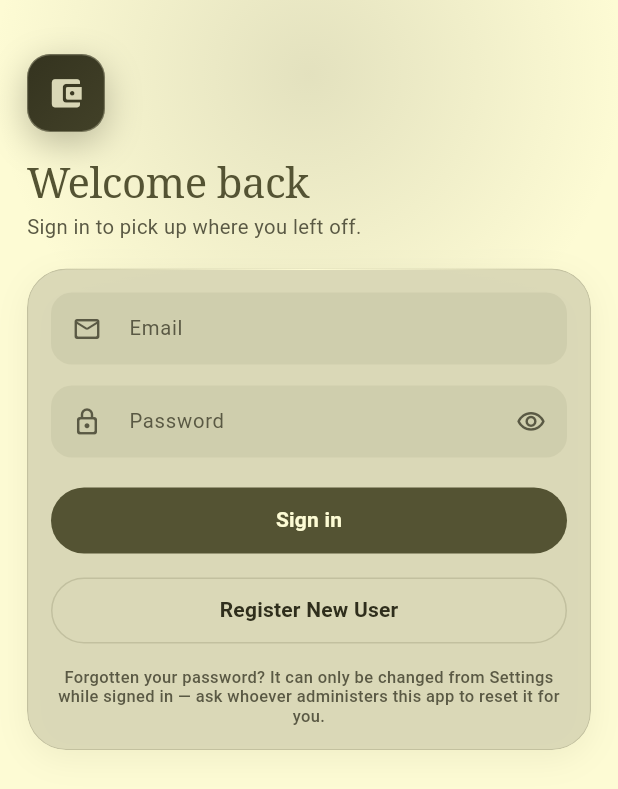
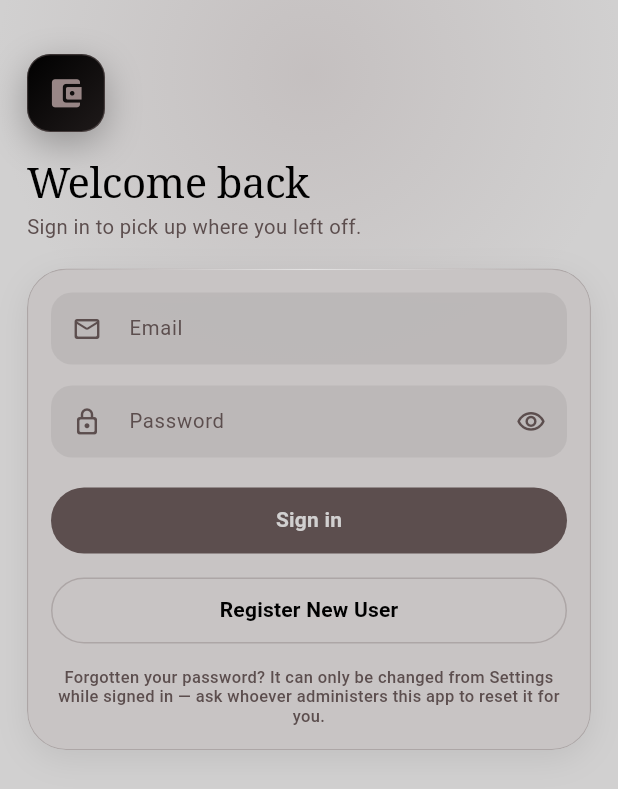
Before and after one commit to balaperformance/expense-tracker, a Flutter app: the screen it shows after launch, on a phone screen of 412 x 824 dp. Shown: the top 789 px of the screen. Run offline on Flutter 3.47's test engine with Material 3 defaults, Android fonts, the phone set to English and light mode, and no system bars; our stand-ins replace fl_chart, flutter_dotenv, image_picker, pdf, share_plus, shared_preferences and 1 more; missing offline and left inert: google_mlkit_text_recognition; accounts and stored records are empty.

Commit message:
Gothic Noir theme
Replace Old Photograph with Gothic Noir: light gray page, black ink and
hero, dark-taupe primary for buttons, navigation and secondary text,
taupe secondary accent. Cards are taupe washed 15% into the light gray,
capped where dark-taupe text still reads at AA; exact taupe (2.2:1 on
the page) is used where it reads — on black and in dark mode. Dark mode
is a true-black page with taupe-black cards. Headings return to the
body ink.

Charts keep Pastel Garden; exact blush is 1.0:1 on the tinted cards, so
the light theme deepens that one slice (same hue).

Co-Authored-By: Claude Opus 5.5 <noreply@anthropic.com>

```diff
--- a/lib/core/theme/app_glass.dart
+++ b/lib/core/theme/app_glass.dart
@@ -97,26 +97,26 @@ class AppGlass {
 
   static const GlassTokens light = GlassTokens(
     isDark: false,
-    // The palette's beige with a touch of translucency, laid over the cream
-    // page like a mount card under an old print.
-    fill: Color(0xF0D9D7B6),
-    fillStrong: Color(0xFAD9D7B6),
-    sunken: Color(0x14545333),
-    // A cream highlight along the top; a deep-olive hairline around the rest.
-    borderTop: Color(0xFFFDFBD4),
-    borderBottom: Color(0x2E545333),
+    // The taupe-tinted card colour with a touch of translucency, a shade
+    // below the light gray page.
+    fill: Color(0xF0C8C4C4),
+    fillStrong: Color(0xFAC8C4C4),
+    sunken: Color(0x0F000000),
+    // A pale highlight along the top; a dark-taupe hairline around the rest.
+    borderTop: Color(0xFFE4E3E3),
+    borderBottom: Color(0x405C4E4E),
     blur: blurBar,
-    // Soft olive shadows, kept faint: the beige step does most of the work.
+    // Neutral shadows, kept faint: the tint step does most of the work.
     shadow: <BoxShadow>[
       BoxShadow(
-        color: Color(0x14545333),
+        color: Color(0x14000000),
         blurRadius: 18,
         offset: Offset(0, 6),
       ),
     ],
     shadowStrong: <BoxShadow>[
       BoxShadow(
-        color: Color(0x29545333),
+        color: Color(0x26000000),
         blurRadius: 34,
         offset: Offset(0, 14),
       ),
@@ -125,13 +125,13 @@ class AppGlass {
 
   static const GlassTokens dark = GlassTokens(
     isDark: true,
-    // Lifted olive-black, not a black veil. A translucent black over a
-    // near-black page produces no surface at all.
-    fill: Color(0xD92C2C1F),
-    fillStrong: Color(0xF52A2A1D),
-    sunken: Color(0x1AFDFBD4),
-    borderTop: Color(0x29FDFBD4),
-    borderBottom: Color(0x17FDFBD4),
+    // Lifted taupe-black, not a black veil: over the true-black page a
+    // translucent black would produce no surface at all.
+    fill: Color(0xD91E1A1A),
+    fillStrong: Color(0xF51C1818),
+    sunken: Color(0x1AD1D0D0),
+    borderTop: Color(0x29D1D0D0),
+    borderBottom: Color(0x17D1D0D0),
     blur: blurBar,
     shadow: <BoxShadow>[
       BoxShadow(
@@ -210,7 +210,7 @@ class GlassSurface extends StatelessWidget {
   final bool opaque;
 
   /// An explicit body colour in place of the glass fill — for a pane that
-  /// is its own material, like the deep-olive navigation bar. It still gets
+  /// is its own material, like the dark-taupe navigation bar. It still gets
   /// the lit edge, and [opaque] still applies.
   final Color? color;
 
@@ -254,11 +254,11 @@ class GlassSurface extends StatelessWidget {
               right: radius * 0.5,
               top: 0,
               child: _TopHighlight(
-                // Over an explicit body colour (the deep-olive nav bar) the
+                // Over an explicit body colour (the dark-taupe nav bar) the
                 // glass highlight would be a hard white rule; a faint glint
                 // reads as the same lit edge.
                 colour: color != null
-                    ? const Color(0x29FDFBD4)
+                    ? const Color(0x29D1D0D0)
                     : glass.borderTop,
               ),
             ),
--- a/lib/core/theme/app_theme.dart
+++ b/lib/core/theme/app_theme.dart
@@ -38,17 +38,17 @@ class AppTheme {
     final Color muted =
         isDark ? AppColors.darkTextMuted : AppColors.lightTextMuted;
     final Color primary = isDark ? AppColors.brandDark : AppColors.brand;
-    // The secondary accent, olive gray, for washes and highlights on the
-    // page. It is too faint on a beige card to mark a control, so focus
-    // rings and progress use [primary]; see the note in AppColors.
+    // The secondary accent, taupe, for washes and selection. It is too
+    // faint on the light surfaces to mark a control, so focus rings and
+    // progress use [primary]; see the note in AppColors.
     const Color accent = AppColors.accent;
-    final Color onAccentInk = isDark ? AppColors.darkBackground : AppColors.cream;
+    const Color onAccentInk = AppColors.black;
     final Color error = isDark ? AppColors.expenseDark : AppColors.expense;
 
     final ColorScheme scheme = ColorScheme(
       brightness: brightness,
       primary: primary,
-      onPrimary: isDark ? AppColors.darkBackground : AppColors.cream,
+      onPrimary: isDark ? AppColors.black : AppColors.lightGray,
       primaryContainer: primary.withOpacity(isDark ? 0.22 : 0.12),
       onPrimaryContainer: primary,
       secondary: accent,
@@ -60,13 +60,13 @@ class AppTheme {
       surfaceContainerHighest: sunken,
       onSurfaceVariant: muted,
       error: error,
-      onError: isDark ? AppColors.darkBackground : AppColors.cream,
+      onError: isDark ? AppColors.black : AppColors.lightGray,
       errorContainer: error.withOpacity(isDark ? 0.20 : 0.10),
       onErrorContainer: error,
       outline: border,
       outlineVariant: border,
-      inverseSurface: isDark ? AppColors.cream : AppColors.oliveInk,
-      onInverseSurface: isDark ? AppColors.oliveInk : AppColors.cream,
+      inverseSurface: isDark ? AppColors.lightGray : AppColors.black,
+      onInverseSurface: isDark ? AppColors.black : AppColors.lightGray,
       shadow: Colors.black,
       scrim: Colors.black,
     );
@@ -157,8 +157,8 @@ class AppTheme {
         border: _inputBorder(Colors.transparent),
         enabledBorder: _inputBorder(Colors.transparent),
         disabledBorder: _inputBorder(Colors.transparent),
-        // Deep olive, not the olive-gray accent: a focus ring has to clear
-        // 3:1 against a beige card, and olive gray is 2.5:1 there.
+        // Dark taupe, not the taupe accent: a focus ring has to clear 3:1
+        // against a card, and taupe is about 2:1 there.
         focusedBorder: _inputBorder(primary, width: 1.6),
         errorBorder: _inputBorder(error, width: 1.2),
         focusedErrorBorder: _inputBorder(error, width: 1.6),
--- a/lib/core/theme/app_typography.dart
+++ b/lib/core/theme/app_typography.dart
@@ -96,10 +96,10 @@ class AppTypography {
   static TextTheme textTheme(ColorScheme scheme) {
     final Color onSurface = scheme.onSurface;
     final Color muted = scheme.onSurfaceVariant;
-    // The serif tier — headings, titles, figures — is set in the brand
-    // colour: the palette's deep olive is the "important text" ink, and body
-    // copy stays in the darker neutral ink below it.
-    final Color headline = scheme.primary;
+    // Headings and figures share the body ink — black in light mode, the
+    // palette's "primary dark elements" — so the serif tier leads by size
+    // and face, not by a second colour.
+    final Color headline = onSurface;
 
     return TextTheme(
       // The single hero figure on a screen.
--- a/lib/screens/auth/auth_scaffold.dart
+++ b/lib/screens/auth/auth_scaffold.dart
@@ -10,7 +10,7 @@ import '../../widgets/common/surface_card.dart';
 ///
 /// Keeps the keyboard from covering inputs and gives every auth screen the
 /// same composition — the brand mark, a serif headline, and the form on a
-/// glass pane over a soft olive-gray light — so signing in, signing up and checking
+/// glass pane over a soft taupe light — so signing in, signing up and checking
 /// email feel like one flow rather than three pages.
 class AuthScaffold extends StatelessWidget {
   const AuthScaffold({
--- a/lib/screens/dashboard/dashboard_screen.dart
+++ b/lib/screens/dashboard/dashboard_screen.dart
@@ -702,7 +702,7 @@ class _AccountDots extends StatelessWidget {
             height: 5,
             decoration: BoxDecoration(
               color: i == index
-                  ? scheme.secondary
+                  ? scheme.primary
                   : scheme.onSurfaceVariant.withOpacity(0.35),
               borderRadius: BorderRadius.circular(AppSpacing.radiusPill),
             ),
--- a/lib/screens/settings/settings_screen.dart
+++ b/lib/screens/settings/settings_screen.dart
@@ -513,7 +513,7 @@ class SettingsScreen extends StatelessWidget {
   }
 }
 
-/// The profile initial on a deep-olive disc with an olive-gray ring — the same
+/// The profile initial on a black disc with a taupe ring — the same
 /// material as the brand mark, so the account reads as part of the app.
 class _ProfileAvatar extends StatelessWidget {
   const _ProfileAvatar({required this.initial});
--- a/lib/widgets/charts/monthly_trend_chart.dart
+++ b/lib/widgets/charts/monthly_trend_chart.dart
@@ -57,7 +57,7 @@ class MonthlyTrendChart extends StatelessWidget {
     final double step = ceiling / 3;
     // Bars come from the Pastel Garden chart palette, never the app theme.
     // Expenses alone: the selected month stands out (deep brown on the light
-    // theme's beige cards, rose in dark), the rest recede. Against income:
+    // theme's taupe-tinted cards, rose in dark), the rest recede. Against income:
     // rose for money out, gray-green for money in.
     final ChartColors palette = ChartColors.of(context);
 
--- a/lib/widgets/common/app_sheet.dart
+++ b/lib/widgets/common/app_sheet.dart
@@ -25,8 +25,8 @@ Future<T?> showAppSheet<T>({
     isDismissible: isDismissible,
     enableDrag: enableDrag,
     backgroundColor: Colors.transparent,
-    // An olive-black scrim rather than pure black, which on the cream page
-    // read as a dirty film.
+    // The palette's black, at a light opacity so the page stays legible
+    // behind the sheet.
     barrierColor: AppColors.scrim.withOpacity(0.38),
     builder: (BuildContext sheetContext) =>
         _GlassSheetSurface(child: builder(sheetContext)),
--- a/lib/widgets/common/brand_mark.dart
+++ b/lib/widgets/common/brand_mark.dart
@@ -5,7 +5,7 @@ import '../../core/theme/app_colors.dart';
 import '../../core/theme/app_spacing.dart';
 import '../../core/theme/app_typography.dart';
 
-/// The app's mark: a deep-olive tile with a beige wallet glyph.
+/// The app's mark: a black tile with a taupe wallet glyph.
 ///
 /// Drawn in code — a gradient, a hairline and an icon from the bundled
 /// Material font — so the identity costs no image asset and stays crisp at
--- a/lib/widgets/common/card_carousel.dart
+++ b/lib/widgets/common/card_carousel.dart
@@ -228,7 +228,7 @@ class _Dots extends StatelessWidget {
             height: 5,
             decoration: BoxDecoration(
               color: i == index
-                  ? scheme.secondary
+                  ? scheme.primary
                   : scheme.onSurfaceVariant.withOpacity(0.35),
               borderRadius: BorderRadius.circular(AppSpacing.radiusPill),
             ),
--- a/lib/widgets/common/hero_surface.dart
+++ b/lib/widgets/common/hero_surface.dart
@@ -5,10 +5,10 @@ import '../../core/theme/app_glass.dart';
 import '../../core/theme/app_spacing.dart';
 import '../../core/theme/app_theme.dart';
 
-/// The deep-olive hero pane — reserved for the one headline figure on a
+/// The black hero pane — reserved for the one headline figure on a
 /// screen (the dashboard snapshot, the accounts total).
 ///
-/// A deep-olive gradient with cream ink, so the number the user came for
+/// A black gradient with light-gray ink, so the number the user came for
 /// sits on the only dark surface on a light page (and lifts off the
 /// page in dark mode). Rationing is the point: two of these on one screen
 /// and neither is the hero.
@@ -86,7 +86,7 @@ class HeroSurface extends StatelessWidget {
   }
 }
 
-/// A soft beige light, painted as a radial gradient rather than blurred.
+/// A soft taupe light, painted as a radial gradient rather than blurred.
 class _Glow extends StatelessWidget {
   const _Glow({required this.size, required this.opacity});
 
--- a/lib/widgets/stat_tiles.dart
+++ b/lib/widgets/stat_tiles.dart
@@ -82,7 +82,7 @@ class StatTile extends StatelessWidget {
   }
 }
 
-/// The dashboard's financial snapshot, on the deep-olive [HeroSurface].
+/// The dashboard's financial snapshot, on the black [HeroSurface].
 ///
 /// One dominant figure, two supporting legs, and the bank total when
 /// accounts exist.
```
Also changed, not shown: lib/core/theme/app_chart_colors.dart (+14 -8 lines), lib/core/theme/app_colors.dart (+63 -74 lines), lib/widgets/common/glass_nav_bar.dart (+11 -11 lines), 4 other files.
